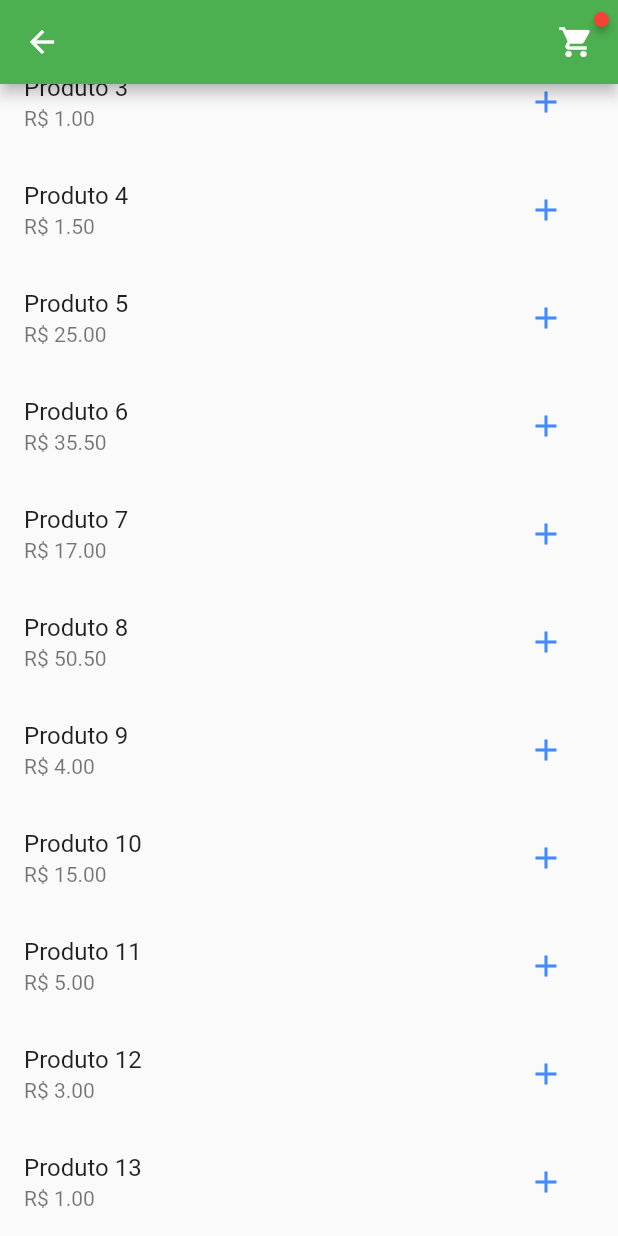
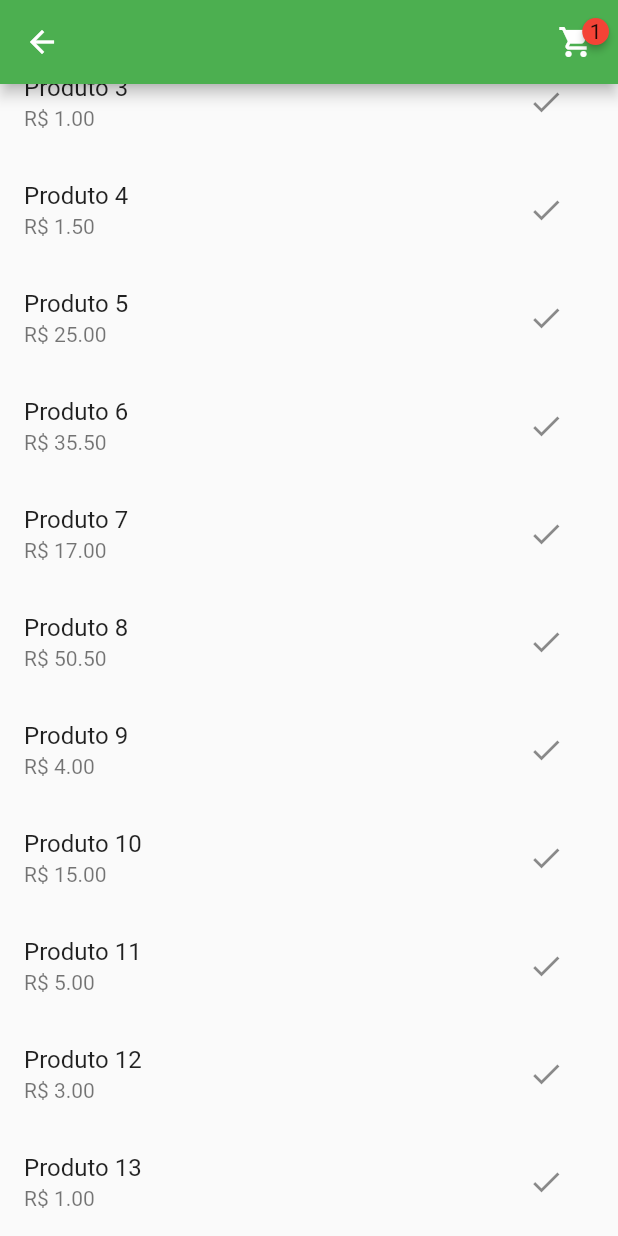
Before and after one commit to catanni/login_flutter, a Flutter app: the screen it shows after launch, scrolled down 168 dp, after a tap on the "add" icon, on a phone screen of 412 x 824 dp. Run offline on Flutter 3.47's test engine with Material 2 defaults, Android fonts, the phone set to English and light mode, and no system bars; drawn by our look-alikes of badges.

Commit message:
aula 11.2

```diff
--- a/lib/aula_12/view/cardapio_view.dart
+++ b/lib/aula_12/view/cardapio_view.dart
@@ -1,7 +1,8 @@
 import 'package:aula_9/aula_12/model/produto.dart';
 import 'package:flutter/material.dart';
-
+import 'package:provider/provider.dart';
 import 'package:badges/badges.dart';
+import 'package:aula_9/aula_12/model/carrinho_model.dart';
 
 class CardapioView extends StatelessWidget {
   const CardapioView({super.key});
@@ -9,13 +10,16 @@ class CardapioView extends StatelessWidget {
   @override
   Widget build(BuildContext context) {
     final List<Produto> produtos = Produto.gerarLista();
+    var carrinho = context.watch<CarrinhoModel>();
     return Scaffold(
       appBar: AppBar(
         actions: [
           Padding(
             padding: const EdgeInsets.all(16),
-            child: const Badge(
-              child: Icon(
+            child: Badge(
+              badgeContent: Text('${carrinho.numProdutos}'),
+              showBadge: carrinho.numProdutos > 0,
+              child: const Icon(
                 Icons.shopping_cart,
               ),
             ),
@@ -30,8 +34,15 @@ class CardapioView extends StatelessWidget {
             subtitle: Text('R\$ ${produtos[index].preco.toStringAsFixed(2)}'),
             trailing: Padding(
               padding: const EdgeInsets.all(8),
-              child: IconButton(
+              child: carrinho.adicionado(produtos[index])
+                  ? IconButton(
                       onPressed: () {},
+                      icon: Icon(Icons.check),
+                    )
+                  : IconButton(
+                      onPressed: () {
+                        carrinho.adicionar(produtos[index]);
+                      },
                       icon: const Icon(
                         Icons.add,
                         color: Colors.blueAccent,
--- a/lib/main.dart
+++ b/lib/main.dart
@@ -3,12 +3,17 @@ import 'package:aula_9/aula_09/view/aula09_dashboard.dart';
 import 'package:aula_9/aula_09/view/aula09_disciplinas.dart';
 import 'package:aula_9/aula_10/aula_10.dart';
 import 'package:aula_9/aula_10/view/aula10_future.dart';
+import 'package:aula_9/aula_12/model/carrinho_model.dart';
 import 'package:aula_9/aula_12/view/cardapio_view.dart';
 import 'package:flutter/material.dart';
 import 'package:aula_9/aula_09/aula09.dart';
+import 'package:provider/provider.dart';
 
 void main() {
-  runApp(const MyApp());
+  runApp(ChangeNotifierProvider(
+    create: ((context) => CarrinhoModel()),
+    child: const MyApp(),
+  ));
 }
 
 class MyApp extends StatelessWidget {
```
Lines whose indentation alone changed are shown as unchanged.
